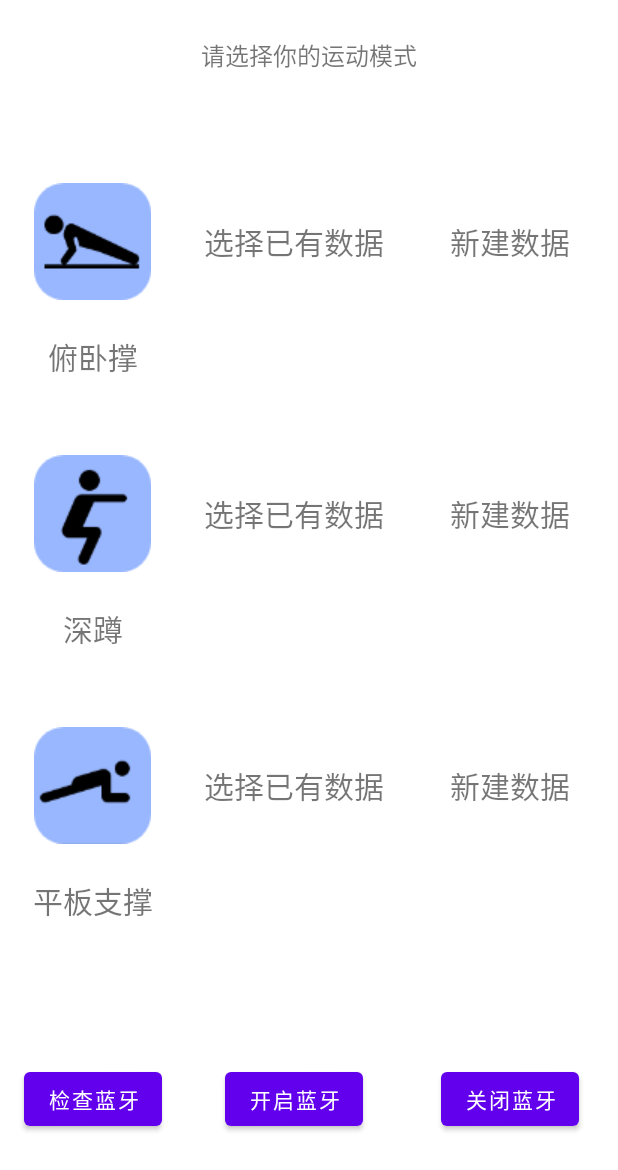
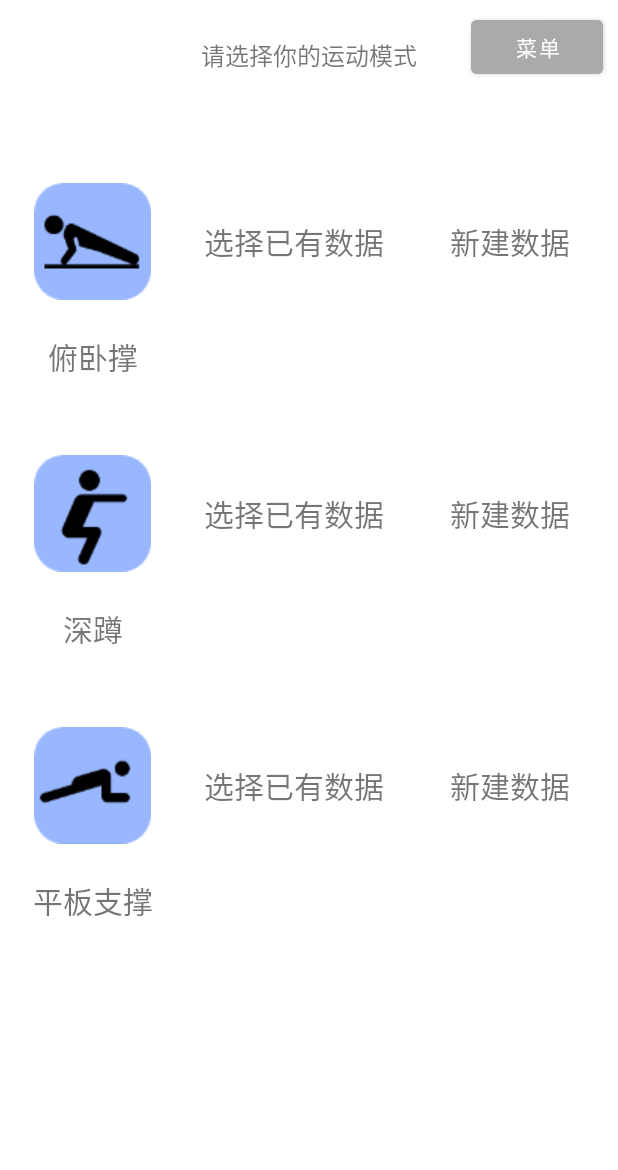
Before and after one commit to acbgo/Go-Gym, an Android app: the UserDetailActivity screen opened directly, with no data from a screen before it, on a phone screen of 412 x 824 dp. Shown: the top 1170 px of the screen. Run offline under Robolectric (Android 15) with nearby library versions, the phone set to English and light mode, and no system bars.

Commit message:
添加菜单
在右上角添加了菜单选项，以便控制蓝牙状态，同时避免了多个按钮影响美观问题

```diff
--- a/app/src/main/AndroidManifest.xml
+++ b/app/src/main/AndroidManifest.xml
@@ -6,6 +6,8 @@
     /申请蓝牙权限
     <uses-permission android:name="android.permission.BLUETOOTH" />
     <uses-permission android:name="android.permission.BLUETOOTH_ADMIN" />
+
+    <uses-permission android:name="android.permission.BLUETOOTH_CONNECT" />
 
     <application
         android:allowBackup="true"
--- a/app/src/main/java/com/example/go_gym/part2/UserDetailActivity.java
+++ b/app/src/main/java/com/example/go_gym/part2/UserDetailActivity.java
@@ -1,36 +1,28 @@
 package com.example.go_gym.part2;
 
+import androidx.annotation.NonNull;
 import androidx.annotation.Nullable;
 import androidx.appcompat.app.AppCompatActivity;
-import androidx.core.app.ActivityCompat;
 
-import android.Manifest;
 import android.annotation.SuppressLint;
 import android.bluetooth.BluetoothAdapter;
-import android.bluetooth.BluetoothDevice;
-import android.content.BroadcastReceiver;
-import android.content.Context;
 import android.content.Intent;
-import android.content.IntentFilter;
-import android.content.pm.PackageManager;
 import android.os.Bundle;
-import android.util.Log;
-import android.view.WindowManager;
+import android.view.Menu;
+import android.view.MenuItem;
 import android.widget.Button;
+import android.widget.PopupMenu;
 import android.widget.TextView;
 import android.widget.Toast;
-
 import com.example.go_gym.R;
 import com.example.go_gym.SelectActivity;
-
-import java.util.Set;
 
 public class UserDetailActivity extends AppCompatActivity {
     private static final int REQUEST_ENABLE_BT = 10;//其是需要自己定义的局部常量。
     private BluetoothAdapter mBluetoothAdapter;
 
-    TextView push_up_old,push_up_new,squat_old,squat_new,plank_old,plank_new;
-    Button blueTooth_check,turn_on,turn_off;
+    TextView push_up_old, push_up_new, squat_old, squat_new, plank_old, plank_new;
+    Button bt_menu;
     Toast myToast;
 
     @SuppressLint("MissingPermission")
@@ -39,6 +31,7 @@ public class UserDetailActivity extends AppCompatActivity {
         super.onCreate(savedInstanceState);
         setContentView(R.layout.activity_user_detail);
 
+
         //获取主要的控件
         push_up_old = findViewById(R.id.push_up_old);
         push_up_new = findViewById(R.id.push_up_new);
@@ -46,14 +39,12 @@ public class UserDetailActivity extends AppCompatActivity {
         squat_new = findViewById(R.id.squat_new);
         plank_old = findViewById(R.id.plank_old);
         plank_new = findViewById(R.id.plank_new);
-        blueTooth_check = findViewById(R.id.BlueTooth_check_support);
-        turn_on = findViewById(R.id.turn_on);
-        turn_off = findViewById(R.id.turn_off);
+        bt_menu = findViewById(R.id.button_bt);
 
 
         push_up_old.setOnClickListener(view -> {
             Intent intent0 = new Intent();
-            intent0.setClass(UserDetailActivity.this,PlayActivity.class);
+            intent0.setClass(UserDetailActivity.this, PlayActivity.class);
             startActivity(intent0);
             finish();
         });
@@ -78,7 +69,24 @@ public class UserDetailActivity extends AppCompatActivity {
 
         });
 
-        blueTooth_check.setOnClickListener(view -> {
+        bt_menu.setOnClickListener(view -> {
+            showPopupMenu(bt_menu);
+        });
+
+    }
+
+    private void showPopupMenu(Button button) {
+        // View当前PopupMenu显示的相对View的位置
+        PopupMenu popupMenu = new PopupMenu(this, button);
+        // menu布局
+        popupMenu.getMenuInflater().inflate(R.menu.menu, popupMenu.getMenu());
+        // menu的item点击事件
+        popupMenu.setOnMenuItemClickListener(new PopupMenu.OnMenuItemClickListener() {
+            @SuppressLint("MissingPermission")
+            @Override
+            public boolean onMenuItemClick(MenuItem item) {
+                switch (item.getItemId()) {
+                    case R.id.BlueTooth_check_state:
                         //查看设备当前蓝牙状态
                         mBluetoothAdapter = BluetoothAdapter.getDefaultAdapter();
                         if (mBluetoothAdapter == null) {
@@ -89,36 +97,47 @@ public class UserDetailActivity extends AppCompatActivity {
                             else
                                 showToast("蓝牙状态为关闭");
                         }
-        });
-
-        turn_on.setOnClickListener(view -> {
+                        break;
+                    case R.id.turn_on:
                         //打开蓝牙
                         if (mBluetoothAdapter.isEnabled())
                             showToast("蓝牙已经打开了");
-            else{
+                        else {
                             //向系统请求开启蓝牙
                             Intent enableBtIntent = new Intent(BluetoothAdapter.ACTION_REQUEST_ENABLE);
                             startActivityForResult(enableBtIntent, REQUEST_ENABLE_BT);//结果返回回调到onActivityResult()
                         }
-        });
-
-        turn_off.setOnClickListener(view -> {
+                        break;
+                    case R.id.turn_off:
                         //关闭蓝牙
                         if (!mBluetoothAdapter.isEnabled())
                             showToast("蓝牙已经关闭了");
-            else{
+                        else {
                             mBluetoothAdapter.disable();
                             showToast("成功关闭蓝牙");
                         }
+                        break;
+                }
+                Toast.makeText(getApplicationContext(), item.getTitle(), Toast.LENGTH_SHORT).show();
+                return false;
+            }
         });
 
+        // PopupMenu关闭事件
+        popupMenu.setOnDismissListener(new PopupMenu.OnDismissListener() {
+            @Override
+            public void onDismiss(PopupMenu menu) {
+                Toast.makeText(getApplicationContext(), "关闭PopupMenu", Toast.LENGTH_SHORT).show();
+            }
+        });
+        popupMenu.show();
+    }
 
-    }
 
     @Override
     protected void onActivityResult(int requestCode, int resultCode, @Nullable Intent data) {
         super.onActivityResult(requestCode, resultCode, data);
-        if(requestCode == REQUEST_ENABLE_BT)
+        if (requestCode == REQUEST_ENABLE_BT)
             showToast("成功打开蓝牙");
         else
             showToast("打开蓝牙失败");
--- a/app/src/main/res/layout/activity_user_detail.xml
+++ b/app/src/main/res/layout/activity_user_detail.xml
@@ -208,39 +208,15 @@
         app:srcCompat="@drawable/push_up_round" />
 
     <Button
-        android:id="@+id/BlueTooth_check_support"
+        android:id="@+id/button_bt"
         android:layout_width="wrap_content"
         android:layout_height="wrap_content"
-        android:text="检查蓝牙"
-        app:layout_constraintEnd_toStartOf="@+id/guideline11"
-        app:layout_constraintStart_toStartOf="parent"
-        app:layout_constraintTop_toTopOf="@+id/guideline21"
-        tools:ignore="MissingConstraints" />
-
-    <androidx.constraintlayout.widget.Guideline
-        android:id="@+id/guideline21"
-        android:layout_width="wrap_content"
-        android:layout_height="wrap_content"
-        android:orientation="horizontal"
-        app:layout_constraintGuide_percent="0.86" />
-
-    <Button
-        android:id="@+id/turn_on"
-        android:layout_width="wrap_content"
-        android:layout_height="wrap_content"
-        android:text="开启蓝牙"
-        app:layout_constraintEnd_toStartOf="@+id/guideline12"
-        app:layout_constraintStart_toStartOf="@+id/guideline11"
-        app:layout_constraintTop_toTopOf="@+id/guideline21" />
-
-    <Button
-        android:id="@+id/turn_off"
-        android:layout_width="wrap_content"
-        android:layout_height="wrap_content"
-        android:text="关闭蓝牙"
+        android:layout_marginTop="7dp"
+        android:layout_marginEnd="10dp"
+        android:backgroundTint="@android:color/darker_gray"
+        android:text="菜单"
         app:layout_constraintEnd_toEndOf="parent"
-        app:layout_constraintStart_toStartOf="@+id/guideline12"
-        app:layout_constraintTop_toTopOf="@+id/guideline21" />
+        app:layout_constraintTop_toTopOf="parent" />
 
 
 </androidx.constraintlayout.widget.ConstraintLayout>
--- /dev/null
+++ b/app/src/main/res/menu/menu.xml
@@ -0,0 +1,21 @@
+<?xml version="1.0" encoding="utf-8"?>
+<menu xmlns:app="http://schemas.android.com/apk/res-auto"
+    xmlns:android="http://schemas.android.com/apk/res/android">
+
+    <item
+        android:id="@+id/BlueTooth_check_state"
+        android:orderInCategory="1"
+        android:title="@string/BlueTooth_check_state" />
+
+    <item
+        android:id="@+id/turn_on"
+        android:orderInCategory="2"
+        android:title="@string/turn_on" />
+
+    <item
+        android:id="@+id/turn_off"
+        android:orderInCategory="3"
+        android:title="@string/turn_off" />
+
+
+</menu>
--- a/app/src/main/res/values-night/themes.xml
+++ b/app/src/main/res/values-night/themes.xml
@@ -1,6 +1,6 @@
 <resources xmlns:tools="http://schemas.android.com/tools">
     <!-- Base application theme. -->
-    <style name="Theme.Go_gym" parent="Theme.MaterialComponents.DayNight.DarkActionBar">
+    <style name="Theme.Go_gym" parent="Theme.MaterialComponents.DayNight.NoActionBar">
         <!-- Primary brand color. -->
         <item name="colorPrimary">@color/purple_200</item>
         <item name="colorPrimaryVariant">@color/purple_700</item>
@@ -12,5 +12,9 @@
         <!-- Status bar color. -->
         <item name="android:statusBarColor" tools:targetApi="l">?attr/colorPrimaryVariant</item>
         <!-- Customize your theme here. -->
+
+
+        <item name="overlapAnchor">false</item>
+
     </style>
 </resources>
--- a/app/src/main/res/values/strings.xml
+++ b/app/src/main/res/values/strings.xml
@@ -3,4 +3,7 @@
     <string name="logo_content">Go Gym</string>
     <string name="select">选择用户</string>
     <string name="add_user">添加用户</string>
+    <string name="BlueTooth_check_state">检查蓝牙</string>
+    <string name="turn_on">打开蓝牙</string>
+    <string name="turn_off">关闭蓝牙</string>
 </resources>
--- a/app/src/main/res/values/themes.xml
+++ b/app/src/main/res/values/themes.xml
@@ -12,5 +12,9 @@
         <!-- Status bar color. -->
         <item name="android:statusBarColor" tools:targetApi="l">?attr/colorPrimaryVariant</item>
         <!-- Customize your theme here. -->
+
+
+        <item name="overlapAnchor">false</item>
+
     </style>
 </resources>
```
Lines whose indentation alone changed are shown as unchanged.
